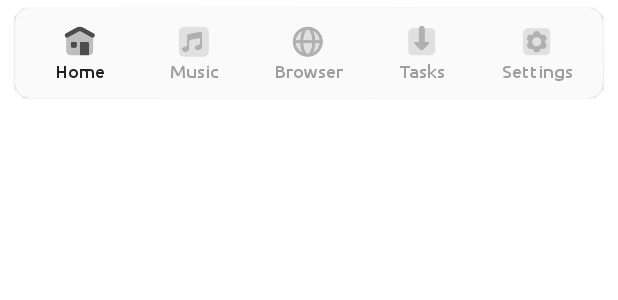
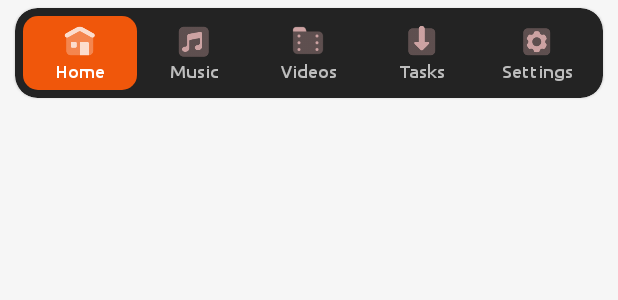
Before and after one commit to shibaFoss/VideoMate, an Android app: the layout activity_mother_bottom_nav.xml on its own in the app's theme, with its tools: preview values and no code run, on a phone screen of 412 x 824 dp. Shown: the top 300 px of the screen. Run offline under Robolectric (Android 15) with nearby library versions, the phone set to English and light mode, and no system bars.

Commit message:
- working 3

```diff
--- a/app/src/main/res/layout/activity_mother_bottom_nav.xml
+++ b/app/src/main/res/layout/activity_mother_bottom_nav.xml
@@ -1,11 +1,4 @@
 <?xml version="1.0" encoding="utf-8"?>
-<!--
-    Bottom Navigation Panel Layout
-    ================================
-    This layout defines the app-wide bottom navigation bar used across major screens.
-    It presents five equal-width tabs (Home, Music, Browser, Downloads, Settings) inside
-    a CardView container to provide elevation, rounded corners, and a background surface.
--->
 <LinearLayout xmlns:android="http://schemas.android.com/apk/res/android"
     xmlns:app="http://schemas.android.com/apk/res-auto"
     xmlns:tools="http://schemas.android.com/tools"
@@ -15,10 +8,6 @@
     android:orientation="vertical"
     tools:ignore="UseCompatTextViewDrawableXml,UseAppTint">
 
-    <!--
-        Card container giving the nav bar a surfaced background, elevation shadow, and rounded corners.
-        Margins left/right provide inset from screen edges; top/bottom tighten vertical spacing.
-    -->
     <androidx.cardview.widget.CardView
         android:layout_width="match_parent"
         android:layout_height="wrap_content"
@@ -26,15 +15,10 @@
         android:layout_marginTop="@dimen/_5"
         android:layout_marginEnd="@dimen/_10"
         android:layout_marginBottom="@dimen/_5"
-        app:cardBackgroundColor="@color/color_background"
-        app:cardCornerRadius="@dimen/_10"
+        app:cardBackgroundColor="@color/color_primary"
+        app:cardCornerRadius="@dimen/_15"
         app:cardElevation="@dimen/_1">
 
-        <!--
-            Horizontal strip hosting all tab buttons.
-            Uses layout_weight to split width equally across the 5 tabs.
-            baselineAligned = false to avoid extra baseline alignment calculations.
-        -->
         <LinearLayout
             android:layout_width="match_parent"
             android:layout_height="match_parent"
@@ -42,7 +26,6 @@
             android:orientation="horizontal">
 
             <!-- ================= TAB: HOME ================= -->
-            <!-- Active (selected) visual defaults: transparent background; icon/text tinted primary in runtime. -->
             <LinearLayout
                 android:id="@+id/btn_home_tab"
                 android:layout_width="0dp"
@@ -51,8 +34,9 @@
                 android:layout_marginTop="@dimen/_5"
                 android:layout_marginBottom="@dimen/_5"
                 android:layout_weight="1"
-                android:background="@drawable/rd_transparent"
+                android:background="@drawable/rd_secondary"
                 android:clickable="true"
+                android:elevation="@dimen/_2"
                 android:orientation="vertical">
 
                 <!-- Home icon -->
@@ -65,7 +49,7 @@
                     android:adjustViewBounds="true"
                     android:importantForAccessibility="no"
                     android:src="@drawable/ic_nav_home"
-                    android:tint="@color/color_text_primary"
+                    android:tint="@color/color_on_secondary"
                     tools:ignore="ImageContrastCheck" />
 
                 <!-- Home label -->
@@ -79,13 +63,12 @@
                     android:gravity="center"
                     android:maxLines="1"
                     android:text="@string/title_home"
-                    android:textColor="@color/color_text_primary"
+                    android:textColor="@color/color_on_secondary"
                     android:textSize="@dimen/small_text_size"
                     tools:ignore="TextContrastCheck" />
             </LinearLayout>
 
             <!-- ================= TAB: MUSIC ================= -->
-            <!-- Initially inactive; selector drawable manages pressed/selected highlight. -->
             <LinearLayout
                 android:id="@+id/btn_music_tab"
                 android:layout_width="0dp"
@@ -95,6 +78,7 @@
                 android:layout_weight="1"
                 android:background="@drawable/btn_selector_trans_dark"
                 android:clickable="true"
+                android:elevation="@dimen/_0"
                 android:orientation="vertical">
 
                 <!-- Music icon -->
@@ -107,7 +91,7 @@
                     android:adjustViewBounds="true"
                     android:importantForAccessibility="no"
                     android:src="@drawable/ic_nav_music"
-                    android:tint="@color/color_text_hint"
+                    android:tint="@color/transparent_white"
                     tools:ignore="ImageContrastCheck" />
 
                 <!-- Music label -->
@@ -121,14 +105,14 @@
                     android:gravity="center"
                     android:maxLines="1"
                     android:text="@string/title_music"
-                    android:textColor="@color/color_text_hint"
+                    android:textColor="@color/transparent_white"
                     android:textSize="@dimen/small_text_size"
                     tools:ignore="TextContrastCheck" />
             </LinearLayout>
 
-            <!-- ================= TAB: BROWSER ================= -->
+            <!-- ================= TAB: VIDEOS ================= -->
             <LinearLayout
-                android:id="@+id/btn_browser_tab"
+                android:id="@+id/btn_videos_tab"
                 android:layout_width="0dp"
                 android:layout_height="wrap_content"
                 android:layout_marginTop="@dimen/_5"
@@ -136,24 +120,25 @@
                 android:layout_weight="1"
                 android:background="@drawable/btn_selector_trans_dark"
                 android:clickable="true"
+                android:elevation="@dimen/_0"
                 android:orientation="vertical">
 
-                <!-- Browser icon -->
+                <!-- Videos icon -->
                 <ImageView
-                    android:id="@+id/img_browser_tab"
+                    android:id="@+id/img_videos_tab"
                     android:layout_width="wrap_content"
                     android:layout_height="wrap_content"
                     android:layout_gravity="center"
                     android:layout_marginTop="@dimen/_5"
                     android:adjustViewBounds="true"
                     android:importantForAccessibility="no"
-                    android:src="@drawable/ic_nav_browser"
-                    android:tint="@color/color_text_hint"
+                    android:src="@drawable/ic_nav_videos"
+                    android:tint="@color/transparent_white"
                     tools:ignore="ImageContrastCheck" />
 
-                <!-- Browser label -->
+                <!-- Videos label -->
                 <TextView
-                    android:id="@+id/txt_browser_tab"
+                    android:id="@+id/txt_videos_tab"
                     android:layout_width="match_parent"
                     android:layout_height="match_parent"
                     android:layout_marginBottom="@dimen/_5"
@@ -161,8 +146,8 @@
                     android:fontFamily="@font/sans_font_medium"
                     android:gravity="center"
                     android:maxLines="1"
-                    android:text="@string/title_browser"
-                    android:textColor="@color/color_text_hint"
+                    android:text="@string/title_videos"
+                    android:textColor="@color/transparent_white"
                     android:textSize="@dimen/small_text_size"
                     tools:ignore="TextContrastCheck" />
             </LinearLayout>
@@ -177,6 +162,7 @@
                 android:layout_weight="1"
                 android:background="@drawable/btn_selector_trans_dark"
                 android:clickable="true"
+                android:elevation="@dimen/_0"
                 android:orientation="vertical">
 
                 <!-- Downloads icon -->
@@ -189,7 +175,7 @@
                     android:adjustViewBounds="true"
                     android:importantForAccessibility="no"
                     android:src="@drawable/ic_nav_downloads"
-                    android:tint="@color/color_text_hint"
+                    android:tint="@color/transparent_white"
                     tools:ignore="ImageContrastCheck" />
 
                 <!-- Downloads label -->
@@ -203,7 +189,7 @@
                     android:gravity="center"
                     android:maxLines="1"
                     android:text="@string/title_tasks"
-                    android:textColor="@color/color_text_hint"
+                    android:textColor="@color/transparent_white"
                     android:textSize="@dimen/small_text_size"
                     tools:ignore="TextContrastCheck" />
             </LinearLayout>
@@ -219,6 +205,7 @@
                 android:layout_weight="1"
                 android:background="@drawable/btn_selector_trans_dark"
                 android:clickable="true"
+                android:elevation="@dimen/_0"
                 android:orientation="vertical">
 
                 <!-- Settings icon -->
@@ -231,7 +218,7 @@
                     android:adjustViewBounds="true"
                     android:importantForAccessibility="no"
                     android:src="@drawable/ic_settings"
-                    android:tint="@color/color_text_hint"
+                    android:tint="@color/transparent_white"
                     tools:ignore="ImageContrastCheck" />
 
                 <!-- Settings label -->
@@ -245,7 +232,7 @@
                     android:gravity="center"
                     android:maxLines="1"
                     android:text="@string/title_settings"
-                    android:textColor="@color/color_text_hint"
+                    android:textColor="@color/transparent_white"
                     android:textSize="@dimen/small_text_size"
                     tools:ignore="TextContrastCheck" />
             </LinearLayout>
--- a/app/src/main/res/values/colors.xml
+++ b/app/src/main/res/values/colors.xml
@@ -6,35 +6,39 @@
     <color name="pure_white">#FFFFFF</color>
 
     <!-- Primary Theme Colors -->
-    <color name="color_primary">#0057A0</color>
+    <color name="color_primary">#232323</color>
     <color name="color_primary_lite">#F1FAFF</color>
-    <color name="color_primary_dark">#003E7E</color>
-    <color name="color_primary_variant">#347FC4</color>
-    <color name="color_on_primary">#FFFFFF</color>
+    <color name="color_primary_dark">#161616</color>
+    <color name="color_primary_variant">#424242</color>
+    <color name="color_on_primary">#ffffff</color>
 
     <!-- Secondary Accent Colors -->
-    <color name="color_secondary">#FF9800</color>
-    <color name="color_secondary_variant">#CC7A00</color>
+    <color name="color_secondary">#F0570B</color>
+    <color name="color_secondary_variant">#963A00</color>
     <color name="color_on_secondary">#FFFFFF</color>
 
+    <color name="color_secondary_v2">#FFC107</color>
+    <color name="color_secondary_v2_variant">#FF9800</color>
+
     <!-- Backgrounds and Surfaces -->
-    <color name="color_background">#FAFAFA</color>
+    <color name="color_background">#ffffff</color>
+    <color name="color_surface">#F6F6F6</color>
+
     <color name="color_background_transparent">#80FAFAFA</color>
     <color name="color_background_dark">#F2F2F2</color>
     <color name="color_background_darker">#DBDBDB</color>
-    <color name="color_surface">#FFFFFF</color>
-    <color name="color_action_bar_bg">#F2F2F2</color>
+    <color name="color_action_bar_bg">#FEFEFE</color>
     <color name="color_navigation_bar_bg">@color/color_action_bar_bg</color>
 
     <!-- On-Colors -->
-    <color name="color_on_background">#1E1E1E</color>
-    <color name="color_on_surface">#3A3A3A</color>
+    <color name="color_on_background">#2E2E2E</color>
+    <color name="color_on_surface">#515151</color>
 
     <!-- Text Colors -->
-    <color name="color_text_primary">#212121</color>
+    <color name="color_text_primary">#3E3D3D</color>
     <color name="color_text_secondary">#616161</color>
-    <color name="color_text_hint">#9E9E9E</color>
-    <color name="color_text_subheading">#424242</color>
+    <color name="color_text_hint">#939393</color>
+    <color name="color_text_subheading">#4A4A4A</color>
 
     <!-- Error / Expense Colors -->
     <color name="color_error">#E53935</color>
@@ -57,4 +61,10 @@
     <color name="transparent_dark">#1A000000</color>
     <color name="transparent_darker">#4D000000</color>
 
+    <color name="black_light">#dd000000</color>
+    <color name="black_light_secondary">#89000000</color>
+    <color name="black_lighter">#55000000</color>
+    <color name="black_deep_lighter">#d3000000</color>
+    <color name="color_border">#C6CACC</color>color>
+
 </resources>
--- a/app/src/main/res/values/strings.xml
+++ b/app/src/main/res/values/strings.xml
@@ -39,5 +39,6 @@
     <string name="title_home">Home</string>
     <string name="title_version">Version</string>
     <string name="text_app_splash_credit">Made with ❤️ in India 🇮🇳</string>
+    <string name="title_videos">Videos</string>
 
 </resources>
```
Also changed, not shown: app/src/main/java/libs/ui/ViewUtility.kt (+47 -0 lines), app/src/main/java/ui/activities/mother/MotherActivity.kt (+10 -10 lines), app/src/main/java/ui/activities/mother/MotherActivityNavigation.kt (renamed from app/src/main/java/ui/activities/mother/MotherActivityNav.kt, +16 -13 lines), app/src/main/res/layout/activity_startup.xml (+8 -1 lines), app/src/main/res/drawable-hdpi/ic_nav_videos.png (added), app/src/main/res/drawable-mdpi/ic_nav_videos.png (added), app/src/main/res/drawable-xhdpi/ic_nav_videos.png (added), app/src/main/res/drawable-xxhdpi/ic_nav_videos.png (added), app/src/main/res/drawable-xxxhdpi/ic_nav_videos.png (added).
